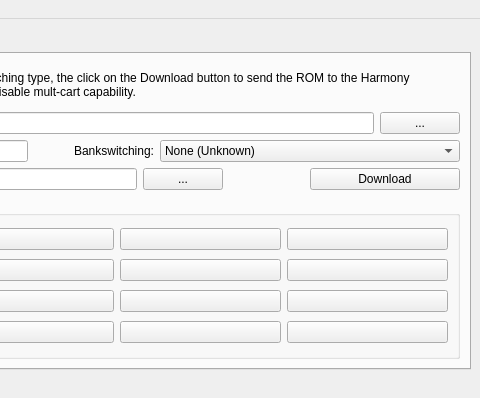
This is harmonycartwindow.ui in sa666666/harmonycart as Qt 5 draws it before an edit; both pictures show x 247 to 727 and y 0 to 398 of the 727 by 398 pixel window. The edited form follows.
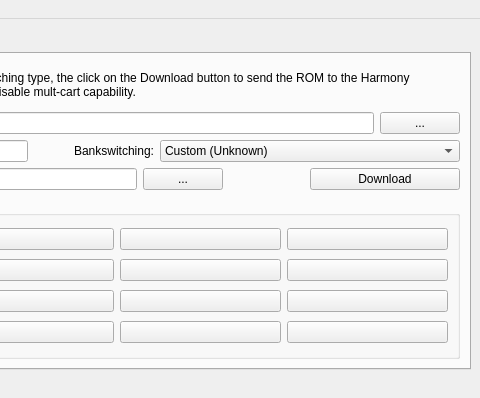
This is the edited form. The open tabs and pages were chosen to show the change. Icons and pictures are not drawn.

Commit message: Added support for custom ROMs (.cu), and detection now uses the ROM filename extensions as defined in the Harmony manual.

Diff of the .ui file:
```diff
--- a/harmonycartwindow.ui
+++ b/harmonycartwindow.ui
@@ -574,7 +574,7 @@
                 </property>
                 <item>
                  <property name="text">
-                  <string>None (Unknown)</string>
+                  <string>Custom (Unknown)</string>
                  </property>
                 </item>
                 <item>
```
The commit also changes 11 other files.
